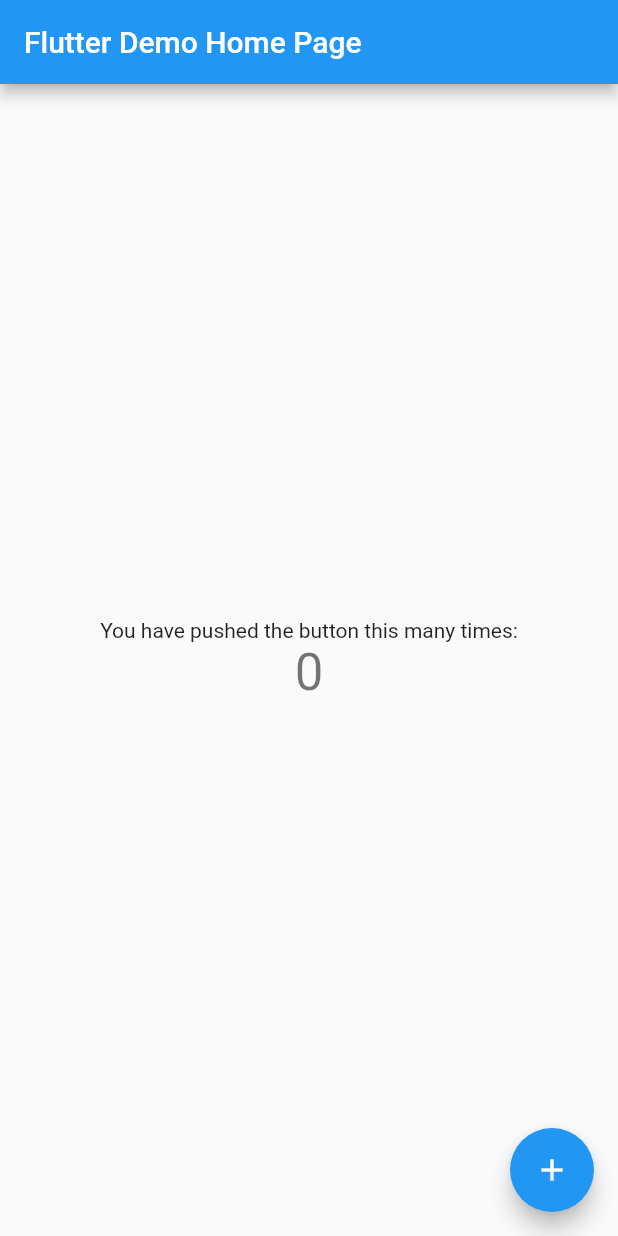
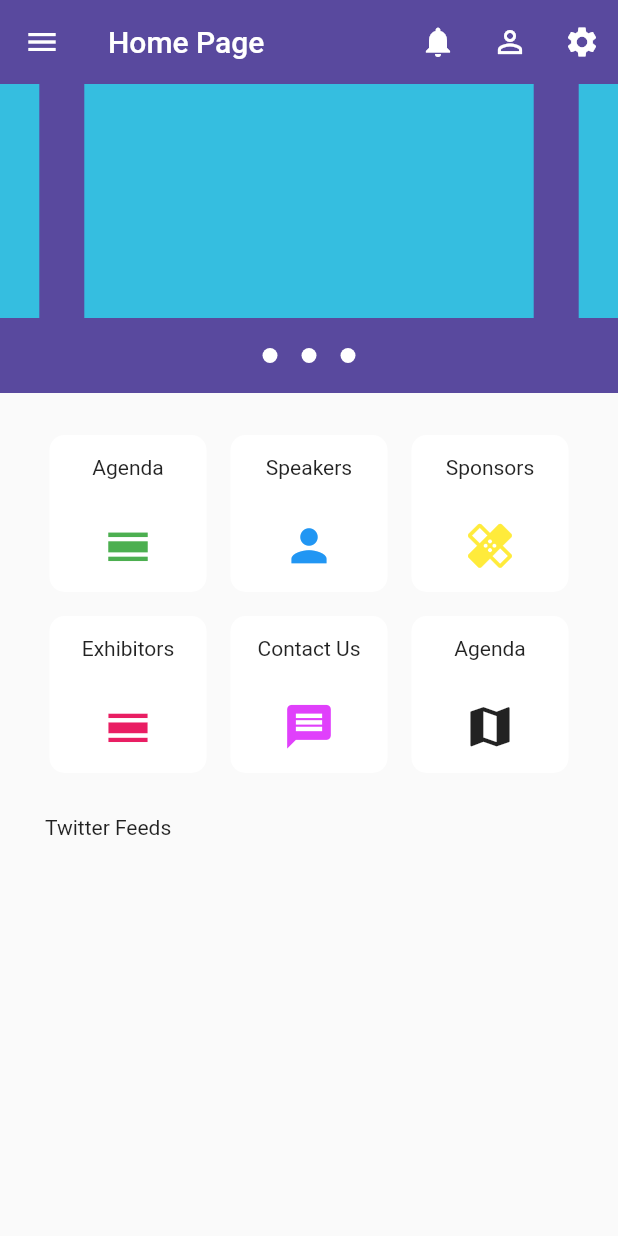
Before and after one commit to gyatashoa/HCIE-APP-UI, a Flutter app: the screen it shows after launch, on a phone screen of 412 x 824 dp. Run offline on Flutter 3.47's test engine with Material 2 defaults, Android fonts, the phone set to English and light mode, and no system bars.

Commit message:
done with base skeleton for ui

```diff
--- /dev/null
+++ b/lib/config/appcolors.dart
@@ -0,0 +1,6 @@
+import 'package:flutter/material.dart';
+
+const Color primaryCol = Color(0xFF59499E);
+
+//blue color
+const Color blueColor = Color(0xFF35BEE0);
--- /dev/null
+++ b/lib/data/tempdata.dart
@@ -0,0 +1,22 @@
+import 'package:flutter/material.dart';
+
+List<Map<String, dynamic>> buttonData = [
+  {
+    "title": "Agenda",
+    "iconData": Icons.calendar_view_day,
+    "color": Colors.green
+  },
+  {"title": "Speakers", "iconData": Icons.person, "color": Colors.blue},
+  {"title": "Sponsors", "iconData": Icons.healing, "color": Colors.yellow},
+  {
+    "title": "Exhibitors",
+    "iconData": Icons.calendar_view_day,
+    "color": Colors.pink
+  },
+  {
+    "title": "Contact Us",
+    "iconData": Icons.message,
+    "color": Colors.purpleAccent
+  },
+  {"title": "Agenda", "iconData": Icons.map, "colors": Colors.greenAccent},
+];
--- a/lib/main.dart
+++ b/lib/main.dart
@@ -1,4 +1,6 @@
 import 'package:flutter/material.dart';
+
+import 'screens/home.dart';
 
 void main() {
   runApp(MyApp());
@@ -11,107 +13,10 @@ class MyApp extends StatelessWidget {
     return MaterialApp(
       title: 'Flutter Demo',
       theme: ThemeData(
-        // This is the theme of your application.
-        //
-        // Try running your application with "flutter run". You'll see the
-        // application has a blue toolbar. Then, without quitting the app, try
-        // changing the primarySwatch below to Colors.green and then invoke
-        // "hot reload" (press "r" in the console where you ran "flutter run",
-        // or simply save your changes to "hot reload" in a Flutter IDE).
-        // Notice that the counter didn't reset back to zero; the application
-        // is not restarted.
         primarySwatch: Colors.blue,
-        // This makes the visual density adapt to the platform that you run
-        // the app on. For desktop platforms, the controls will be smaller and
-        // closer together (more dense) than on mobile platforms.
         visualDensity: VisualDensity.adaptivePlatformDensity,
       ),
-      home: MyHomePage(title: 'Flutter Demo Home Page'),
+      home: MyHomePage(),
     );
   }
 }
-
-class MyHomePage extends StatefulWidget {
-  MyHomePage({Key key, this.title}) : super(key: key);
-
-  // This widget is the home page of your application. It is stateful, meaning
-  // that it has a State object (defined below) that contains fields that affect
-  // how it looks.
-
-  // This class is the configuration for the state. It holds the values (in this
-  // case the title) provided by the parent (in this case the App widget) and
-  // used by the build method of the State. Fields in a Widget subclass are
-  // always marked "final".
-
-  final String title;
-
-  @override
-  _MyHomePageState createState() => _MyHomePageState();
-}
-
-class _MyHomePageState extends State<MyHomePage> {
-  int _counter = 0;
-
-  void _incrementCounter() {
-    setState(() {
-      // This call to setState tells the Flutter framework that something has
-      // changed in this State, which causes it to rerun the build method below
-      // so that the display can reflect the updated values. If we changed
-      // _counter without calling setState(), then the build method would not be
-      // called again, and so nothing would appear to happen.
-      _counter++;
-    });
-  }
-
-  @override
-  Widget build(BuildContext context) {
-    // This method is rerun every time setState is called, for instance as done
-    // by the _incrementCounter method above.
-    //
-    // The Flutter framework has been optimized to make rerunning build methods
-    // fast, so that you can just rebuild anything that needs updating rather
-    // than having to individually change instances of widgets.
-    return Scaffold(
-      appBar: AppBar(
-        // Here we take the value from the MyHomePage object that was created by
-        // the App.build method, and use it to set our appbar title.
-        title: Text(widget.title),
-      ),
-      body: Center(
-        // Center is a layout widget. It takes a single child and positions it
-        // in the middle of the parent.
-        child: Column(
-          // Column is also a layout widget. It takes a list of children and
-          // arranges them vertically. By default, it sizes itself to fit its
-          // children horizontally, and tries to be as tall as its parent.
-          //
-          // Invoke "debug painting" (press "p" in the console, choose the
-          // "Toggle Debug Paint" action from the Flutter Inspector in Android
-          // Studio, or the "Toggle Debug Paint" command in Visual Studio Code)
-          // to see the wireframe for each widget.
-          //
-          // Column has various properties to control how it sizes itself and
-          // how it positions its children. Here we use mainAxisAlignment to
-          // center the children vertically; the main axis here is the vertical
-          // axis because Columns are vertical (the cross axis would be
-          // horizontal).
-          mainAxisAlignment: MainAxisAlignment.center,
-          children: <Widget>[
-            Text(
-              'You have pushed the button this many times:',
-            ),
-            Text(
-              '$_counter',
-              style: Theme.of(context).textTheme.headline4,
-            ),
-          ],
-        ),
-      ),
-      floatingActionButton: FloatingActionButton(
-        onPressed: _incrementCounter,
-        tooltip: 'Increment',
-        child: Icon(Icons.add),
-      ), // This trailing comma makes auto-formatting nicer for build methods.
-    );
-  }
-}
--- /dev/null
+++ b/lib/screens/home.dart
@@ -0,0 +1,147 @@
+import 'package:flutter/material.dart';
+import 'package:hcie_app_ui/data/tempdata.dart';
+import '../config/appcolors.dart';
+
+class MyHomePage extends StatelessWidget {
+  @override
+  Widget build(BuildContext context) {
+    final Size DEVSIZE = MediaQuery.of(context).size;
+    return Scaffold(
+      appBar: AppBar(
+        backgroundColor: primaryCol,
+        elevation: 0,
+        leading: IconButton(icon: Icon(Icons.menu), onPressed: () {}),
+        title: Text("Home Page"),
+        actions: <Widget>[
+          IconButton(icon: Icon(Icons.notifications), onPressed: () {}),
+          IconButton(icon: Icon(Icons.person_outline), onPressed: () {}),
+          IconButton(icon: Icon(Icons.settings), onPressed: () {})
+        ],
+      ),
+      body: Container(
+          child: Column(
+        children: <Widget>[
+          Container(
+            height: DEVSIZE.height / 4,
+            color: primaryCol,
+            child: HEADERCONTENT(),
+          ),
+          Expanded(
+              child: SingleChildScrollView(
+            child: Column(
+              children: <Widget>[
+                SizedBox(height: 20),
+                Padding(
+                  padding: const EdgeInsets.symmetric(horizontal: 25.0),
+                  child: GridView.builder(
+                    shrinkWrap: true,
+                    itemCount: buttonData.length,
+                    itemBuilder: (context, index) => MiddleButton(
+                      data: buttonData[index],
+                    ),
+                    gridDelegate: SliverGridDelegateWithFixedCrossAxisCount(
+                        crossAxisCount: 3),
+                  ),
+                ),
+                SizedBox(
+                  height: 20,
+                ),
+                Padding(
+                  padding: const EdgeInsets.only(left: 30.0),
+                  child: Align(
+                      alignment: Alignment.centerLeft,
+                      child: Text("Twitter Feeds")),
+                )
+              ],
+            ),
+          ))
+        ],
+      )),
+    );
+  }
+}
+
+class HEADERCONTENT extends StatefulWidget {
+  @override
+  _HEADERCONTENTState createState() => _HEADERCONTENTState();
+}
+
+class _HEADERCONTENTState extends State<HEADERCONTENT> {
+  PageController _pageController;
+  int _currentPage = 1;
+  @override
+  void initState() {
+    // TODO: implement initState
+    super.initState();
+    _pageController =
+        PageController(viewportFraction: 0.8, initialPage: _currentPage);
+  }
+
+  Widget _buildDot() => Padding(
+        padding: const EdgeInsets.symmetric(horizontal: 8.0),
+        child: Container(
+          height: 10,
+          width: 10,
+          decoration: BoxDecoration(
+            shape: BoxShape.circle,
+            color: Colors.white,
+          ),
+        ),
+      );
+  @override
+  Widget build(BuildContext context) {
+    return Container(
+      child: Column(
+        children: <Widget>[
+          Expanded(
+            child: PageView.builder(
+                controller: _pageController,
+                itemCount: 3,
+                itemBuilder: (context, index) => Padding(
+                      padding: const EdgeInsets.symmetric(horizontal: 15.0),
+                      child: Container(color: blueColor),
+                    )),
+          ),
+          Padding(
+            padding: EdgeInsets.symmetric(
+              vertical: 20,
+            ),
+            child: Row(
+              mainAxisAlignment: MainAxisAlignment.center,
+              children: <Widget>[_buildDot(), _buildDot(), _buildDot()],
+            ),
+          ),
+        ],
+      ),
+    );
+  }
+}
+
+//MiddleButton
+class MiddleButton extends StatelessWidget {
+  Map<String, dynamic> data;
+  MiddleButton({this.data});
+  @override
+  Widget build(BuildContext context) {
+    return Padding(
+      padding: const EdgeInsets.all(8.0),
+      child: Container(
+        child: Column(
+          mainAxisAlignment: MainAxisAlignment.spaceAround,
+          children: <Widget>[
+            Text(
+              data["title"],
+            ),
+            Icon(
+              data["iconData"],
+              color: data["color"],
+              size: 35,
+            ),
+          ],
+        ),
+        decoration: BoxDecoration(
+            color: Colors.white, borderRadius: BorderRadius.circular(10)),
+      ),
+    );
+  }
+}
```
